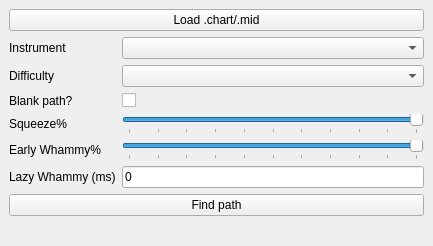
GenericMadScientist/CHOpt, file gui/mainwindow.ui: the form before one commit.
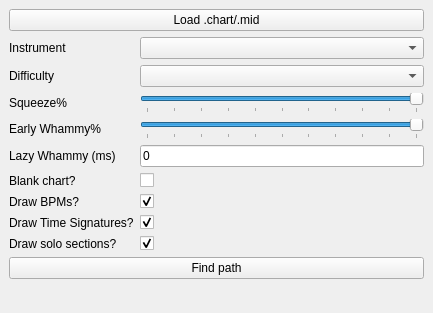
The form after the commit.

Commit message: Add options for the rest of settings

```diff
--- a/gui/mainwindow.ui
+++ b/gui/mainwindow.ui
@@ -7,7 +7,7 @@
     <x>0</x>
     <y>0</y>
     <width>433</width>
-    <height>246</height>
+    <height>313</height>
    </rect>
   </property>
   <property name="windowTitle">
@@ -50,23 +50,6 @@
       <item row="2" column="1">
        <widget class="QComboBox" name="difficultyComboBox"/>
       </item>
-      <item row="3" column="0">
-       <widget class="QLabel" name="label_7">
-        <property name="text">
-         <string>Blank path?</string>
-        </property>
-       </widget>
-      </item>
-      <item row="3" column="1">
-       <widget class="QCheckBox" name="blankPathCheckBox">
-        <property name="layoutDirection">
-         <enum>Qt::LeftToRight</enum>
-        </property>
-        <property name="text">
-         <string/>
-        </property>
-       </widget>
-      </item>
       <item row="4" column="0">
        <widget class="QLabel" name="label_5">
         <property name="text">
@@ -119,7 +102,7 @@
         </property>
        </widget>
       </item>
-      <item row="7" column="0" colspan="2">
+      <item row="11" column="0" colspan="2">
        <widget class="QPushButton" name="findPathButton">
         <property name="text">
          <string>Find path</string>
@@ -140,6 +123,74 @@
         </property>
        </widget>
       </item>
+      <item row="8" column="0">
+       <widget class="QLabel" name="label_2">
+        <property name="text">
+         <string>Draw BPMs?</string>
+        </property>
+       </widget>
+      </item>
+      <item row="9" column="0">
+       <widget class="QLabel" name="label_8">
+        <property name="text">
+         <string>Draw Time Signatures?</string>
+        </property>
+       </widget>
+      </item>
+      <item row="10" column="0">
+       <widget class="QLabel" name="label_9">
+        <property name="text">
+         <string>Draw solo sections?</string>
+        </property>
+       </widget>
+      </item>
+      <item row="8" column="1">
+       <widget class="QCheckBox" name="drawBpmsCheckBox">
+        <property name="text">
+         <string/>
+        </property>
+        <property name="checked">
+         <bool>true</bool>
+        </property>
+       </widget>
+      </item>
+      <item row="9" column="1">
+       <widget class="QCheckBox" name="drawTsesCheckBox">
+        <property name="text">
+         <string/>
+        </property>
+        <property name="checked">
+         <bool>true</bool>
+        </property>
+       </widget>
+      </item>
+      <item row="10" column="1">
+       <widget class="QCheckBox" name="drawSolosCheckBox">
+        <property name="text">
+         <string/>
+        </property>
+        <property name="checked">
+         <bool>true</bool>
+        </property>
+       </widget>
+      </item>
+      <item row="7" column="0">
+       <widget class="QLabel" name="label_7">
+        <property name="text">
+         <string>Blank chart?</string>
+        </property>
+       </widget>
+      </item>
+      <item row="7" column="1">
+       <widget class="QCheckBox" name="blankPathCheckBox">
+        <property name="layoutDirection">
+         <enum>Qt::LeftToRight</enum>
+        </property>
+        <property name="text">
+         <string/>
+        </property>
+       </widget>
+      </item>
      </layout>
     </item>
    </layout>
```
The commit also changes 1 other file.
